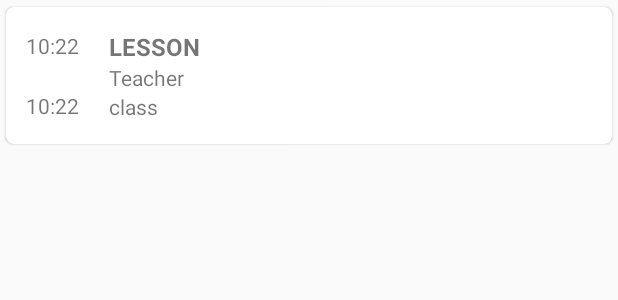
After one commit to ShiryaevNikolay/AppSchedule, an Android app: the layout item_schedule_rv.xml on its own in the app's theme, with its tools: preview values and no code run, on a phone screen of 412 x 824 dp. The commit adds this screen. Shown: the top 300 px of the screen. Run offline under Robolectric (Android 15) with nearby library versions, the phone set to English and light mode, and no system bars.

Commit message:
Implemented recyclerView in main activity

```diff
--- /dev/null
+++ b/app/src/main/java/com/example/schedule/adapters/ScheduleAdapter.kt
@@ -0,0 +1,24 @@
+package com.example.schedule.adapters
+
+import android.view.LayoutInflater
+import android.view.View
+import android.view.ViewGroup
+import androidx.recyclerview.widget.RecyclerView
+import com.example.schedule.R
+
+class ScheduleAdapter : RecyclerView.Adapter<ScheduleAdapter.ScheduleViewHolder>() {
+
+    override fun onCreateViewHolder(parent: ViewGroup, viewType: Int): ScheduleViewHolder {
+        return ScheduleViewHolder(LayoutInflater.from(parent.context).inflate(R.layout.item_schedule_rv, parent, false))
+    }
+
+    override fun getItemCount(): Int {
+        return 10
+    }
+
+    override fun onBindViewHolder(holder: ScheduleViewHolder, position: Int) {
+//        TODO("Not yet implemented")
+    }
+
+    inner class ScheduleViewHolder(itemView: View) : RecyclerView.ViewHolder(itemView)
+}
--- a/app/src/main/java/com/example/schedule/fragments/ScheduleFragment.kt
+++ b/app/src/main/java/com/example/schedule/fragments/ScheduleFragment.kt
@@ -5,9 +5,14 @@ import android.os.Bundle
 import android.view.LayoutInflater
 import android.view.View
 import android.view.ViewGroup
+import androidx.recyclerview.widget.LinearLayoutManager
 import com.example.schedule.R
+import com.example.schedule.adapters.ScheduleAdapter
+import kotlinx.android.synthetic.main.fr_schedule.view.*
 
 class ScheduleFragment() : AbstractTabFragment() {
+
+    private lateinit var itemAdapter: ScheduleAdapter
 
     fun getInstance(context: Context) : ScheduleFragment {
         val args = Bundle()
@@ -22,6 +27,10 @@ class ScheduleFragment() : AbstractTabFragment() {
         savedInstanceState: Bundle?
     ): View? {
         val view: View = inflater.inflate(R.layout.fr_schedule, container, false)
+        view.recyclerView.layoutManager = LinearLayoutManager(activity)
+        view.recyclerView.setHasFixedSize(true)
+        itemAdapter = ScheduleAdapter()
+        view.recyclerView.adapter = itemAdapter
         return view
     }
 }
--- a/app/src/main/res/layout/fr_schedule.xml
+++ b/app/src/main/res/layout/fr_schedule.xml
@@ -2,11 +2,6 @@
 <RelativeLayout
     xmlns:android="http://schemas.android.com/apk/res/android" android:layout_width="match_parent"
     android:layout_height="match_parent">
-
-    <TextView
-        android:layout_width="match_parent"
-        android:layout_height="wrap_content"
-        android:text="DLGHFKLGBFKGB"/>
 
     <androidx.recyclerview.widget.RecyclerView
         android:id="@+id/recyclerView"
--- /dev/null
+++ b/app/src/main/res/layout/item_schedule_rv.xml
@@ -0,0 +1,89 @@
+<?xml version="1.0" encoding="utf-8"?>
+<com.google.android.material.card.MaterialCardView xmlns:android="http://schemas.android.com/apk/res/android"
+    android:layout_width="match_parent"
+    android:layout_height="wrap_content"
+    xmlns:app="http://schemas.android.com/apk/res-auto"
+    app:cardCornerRadius="5dp"
+    app:cardUseCompatPadding="true">
+
+    <LinearLayout
+        android:layout_width="match_parent"
+        android:layout_height="wrap_content"
+        android:gravity="center_vertical"
+        android:orientation="horizontal"
+        android:paddingTop="15dp"
+        android:paddingBottom="15dp"
+        android:paddingStart="13dp"
+        android:paddingEnd="13dp">
+
+        <LinearLayout
+            android:layout_width="wrap_content"
+            android:layout_height="wrap_content"
+            android:orientation="vertical"
+            android:layout_marginEnd="20dp"
+            android:gravity="center">
+
+            <TextView
+                android:id="@+id/clock_start_item_rv_schedule"
+                android:layout_width="match_parent"
+                android:layout_height="match_parent"
+                android:text="10:22"
+                android:layout_weight="1"
+                android:gravity="center"/>
+
+            <FrameLayout
+                android:layout_width="match_parent"
+                android:layout_height="match_parent"
+                android:layout_weight="1">
+
+                <TextView
+                    android:layout_gravity="center"
+                    android:layout_width="1dp"
+                    android:layout_height="10dp"
+                    android:gravity="center"
+                    android:layout_marginTop="5dp"
+                    android:layout_marginBottom="5dp" />
+            </FrameLayout>
+
+            <TextView
+                android:id="@+id/clock_end_item_rv_schedule"
+                android:layout_width="match_parent"
+                android:layout_height="match_parent"
+                android:text="10:22"
+                android:layout_weight="1"
+                android:gravity="center"/>
+        </LinearLayout>
+
+        <LinearLayout
+            android:layout_width="match_parent"
+            android:layout_height="wrap_content"
+            android:orientation="vertical"
+            android:gravity="center">
+
+            <TextView
+                android:id="@+id/lesson_item_rv_schedule"
+                android:layout_width="match_parent"
+                android:layout_height="wrap_content"
+                android:text="Lesson"
+                android:textSize="16sp"
+                android:textStyle="bold"
+                android:gravity="top"
+                android:textAllCaps="true"/>
+
+            <TextView
+                android:id="@+id/teacher_item_rv_schedule"
+                android:layout_width="match_parent"
+                android:layout_height="wrap_content"
+                android:text="Teacher"
+                android:gravity="center_vertical"/>
+
+            <TextView
+                android:id="@+id/class_item_rv_schedule"
+                android:layout_width="match_parent"
+                android:layout_height="wrap_content"
+                android:text="class"
+                android:gravity="bottom"/>
+        </LinearLayout>
+
+    </LinearLayout>
+</com.google.android.material.card.MaterialCardView>
```
Also changed, not shown: app/src/main/java/com/example/schedule/FragmentWeekMainActivity.kt (+4 -3 lines).
